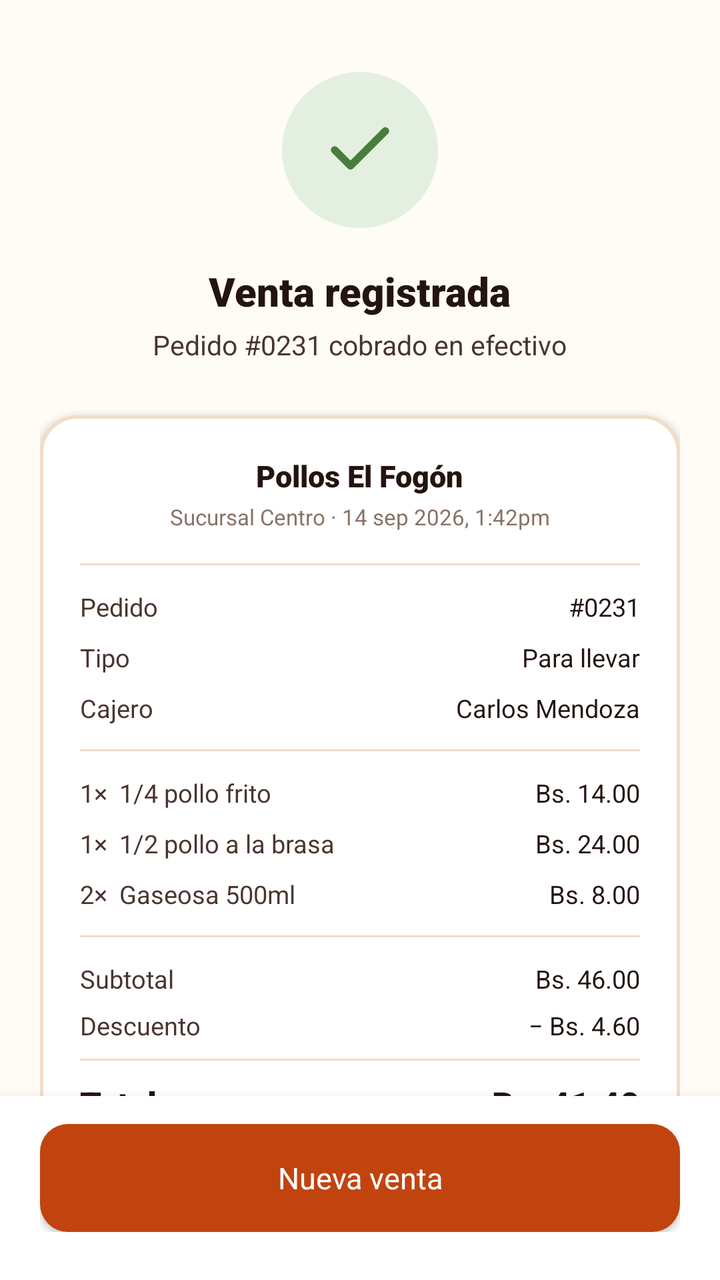
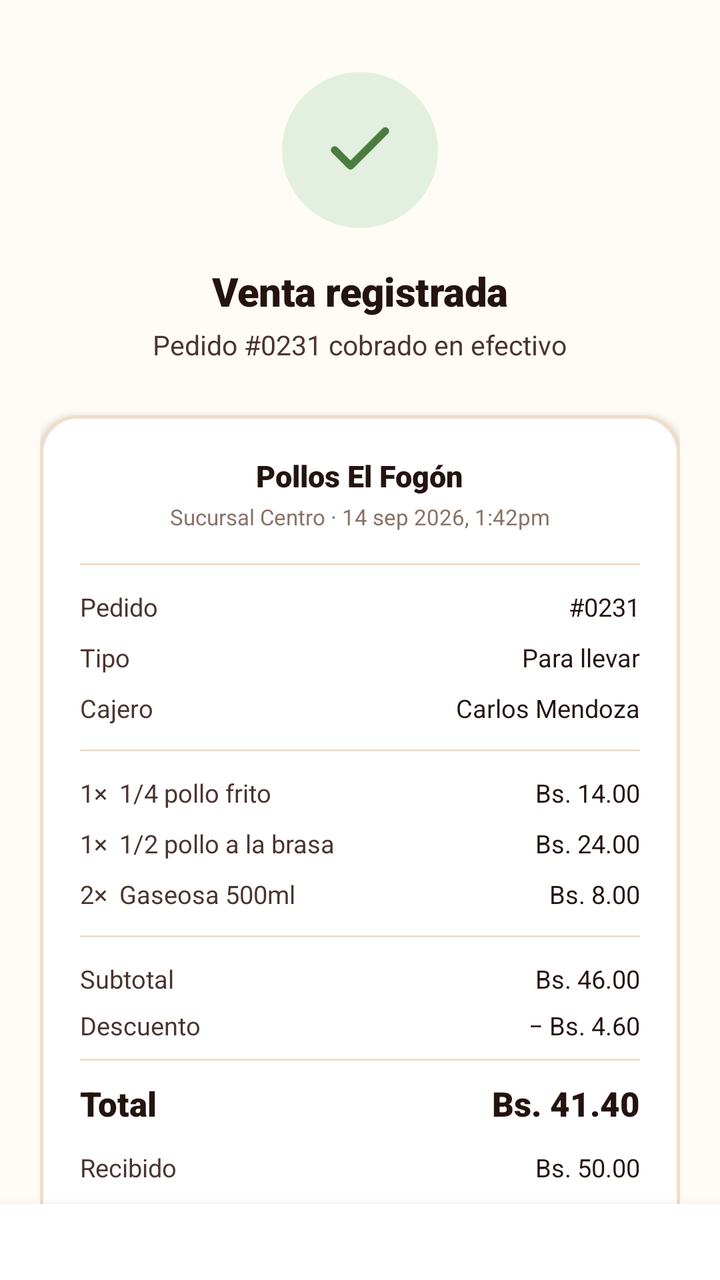

Screens rendered from an Android XML layout before and after an edit, with the pre-edit source and the edit as a unified diff.
<!-- AndroidManifest.xml: application theme Theme.Pollogithub -->
<!-- res/layout/activity_recibo.xml -->
<?xml version="1.0" encoding="utf-8"?>
<androidx.constraintlayout.widget.ConstraintLayout xmlns:android="http://schemas.android.com/apk/res/android"
    xmlns:app="http://schemas.android.com/apk/res-auto"
    xmlns:tools="http://schemas.android.com/tools"
    android:id="@+id/mainRecibo"
    android:layout_width="match_parent"
    android:layout_height="match_parent"
    android:background="@color/paper_50"
    tools:context=".ReciboActivity">

    
    <androidx.core.widget.NestedScrollView
        android:layout_width="match_parent"
        android:layout_height="0dp"
        android:clipToPadding="false"
        android:paddingBottom="20dp"
        app:layout_constraintBottom_toTopOf="@id/footerRecibo"
        app:layout_constraintTop_toTopOf="parent">

        <LinearLayout
            android:layout_width="match_parent"
            android:layout_height="wrap_content"
            android:gravity="center_horizontal"
            android:orientation="vertical"
            android:paddingHorizontal="20dp"
            android:paddingTop="36dp">

            
            <FrameLayout
                android:layout_width="78dp"
                android:layout_height="78dp"
                android:layout_marginBottom="18dp"
                android:background="@drawable/bg_check_circle">

                <ImageView
                    android:layout_width="38dp"
                    android:layout_height="38dp"
                    android:layout_gravity="center"
                    android:contentDescription="@string/title_receipt_success"
                    android:src="@drawable/ic_check_green" />
            </FrameLayout>

            
            <TextView
                android:id="@+id/tvTitleReceipt"
                android:layout_width="wrap_content"
                android:layout_height="wrap_content"
                android:fontFamily="sans-serif-black"
                android:text="@string/title_receipt_success"
                android:textColor="@color/char_900"
                android:textSize="20sp" />

            
            <TextView
                android:id="@+id/tvSubtitleReceipt"
                android:layout_width="wrap_content"
                android:layout_height="wrap_content"
                android:layout_marginTop="4dp"
                android:layout_marginBottom="26dp"
                android:fontFamily="sans-serif"
                android:text="Pedido #0231 cobrado en efectivo"
                android:textColor="@color/char_700"
                android:textSize="13.5sp" />

            
            <LinearLayout
                android:id="@+id/receiptCard"
                android:layout_width="match_parent"
                android:layout_height="wrap_content"
                android:background="@drawable/bg_receipt_card"
                android:elevation="2dp"
                android:orientation="vertical"
                android:padding="20dp">

                
                <LinearLayout
                    android:layout_width="match_parent"
                    android:layout_height="wrap_content"
                    android:gravity="center_horizontal"
                    android:orientation="vertical"
                    android:paddingBottom="16dp">

                    <TextView
                        android:id="@+id/tvReceiptBizName"
                        android:layout_width="wrap_content"
                        android:layout_height="wrap_content"
                        android:fontFamily="sans-serif-black"
                        android:text="@string/receipt_biz_name"
                        android:textColor="@color/char_900"
                        android:textSize="15sp" />

                    <TextView
                        android:id="@+id/tvReceiptMeta"
                        android:layout_width="wrap_content"
                        android:layout_height="wrap_content"
                        android:layout_marginTop="3dp"
                        android:fontFamily="sans-serif"
                        android:text="Sucursal Centro · 14 sep 2026, 1:42pm"
                        android:textColor="@color/char_400"
                        android:textSize="11sp" />
                </LinearLayout>

                <View
                    android:layout_width="match_parent"
                    android:layout_height="1dp"
                    android:background="@color/line_color" />

                
                <LinearLayout
                    android:layout_width="match_parent"
                    android:layout_height="wrap_content"
                    android:orientation="vertical"
                    android:paddingVertical="12dp">

                    <RelativeLayout
                        android:layout_width="match_parent"
                        android:layout_height="wrap_content"
                        android:layout_marginBottom="8dp">

                        <TextView
                            android:layout_width="wrap_content"
                            android:layout_height="wrap_content"
                            android:fontFamily="sans-serif"
                            android:text="@string/receipt_label_order"
                            android:textColor="@color/char_700"
                            android:textSize="12.5sp" />

                        <TextView
                            android:id="@+id/tvReceiptOrderNum"
                            android:layout_width="wrap_content"
                            android:layout_height="wrap_content"
                            android:layout_alignParentEnd="true"
                            android:fontFamily="sans-serif-bold"
                            android:text="#0231"
                            android:textColor="@color/char_900"
                            android:textSize="12.5sp" />
                    </RelativeLayout>

                    <RelativeLayout
                        android:layout_width="match_parent"
                        android:layout_height="wrap_content"
                        android:layout_marginBottom="8dp">

                        <TextView
                            android:layout_width="wrap_content"
                            android:layout_height="wrap_content"
                            android:fontFamily="sans-serif"
                            android:text="@string/receipt_label_type"
                            android:textColor="@color/char_700"
                            android:textSize="12.5sp" />

                        <TextView
                            android:id="@+id/tvReceiptOrderType"
                            android:layout_width="wrap_content"
                            android:layout_height="wrap_content"
                            android:layout_alignParentEnd="true"
                            android:fontFamily="sans-serif-bold"
                            android:text="@string/receipt_type_takeaway"
                            android:textColor="@color/char_900"
                            android:textSize="12.5sp" />
                    </RelativeLayout>

                    <RelativeLayout
                        android:layout_width="match_parent"
                        android:layout_height="wrap_content">

                        <TextView
                            android:layout_width="wrap_content"
                            android:layout_height="wrap_content"
                            android:fontFamily="sans-serif"
                            android:text="@string/receipt_label_cashier"
                            android:textColor="@color/char_700"
                            android:textSize="12.5sp" />

                        <TextView
                            android:id="@+id/tvReceiptCashier"
                            android:layout_width="wrap_content"
                            android:layout_height="wrap_content"
                            android:layout_alignParentEnd="true"
                            android:fontFamily="sans-serif-bold"
                            android:text="Carlos Mendoza"
                            android:textColor="@color/char_900"
                            android:textSize="12.5sp" />
                    </RelativeLayout>
                </LinearLayout>

                <View
                    android:layout_width="match_parent"
                    android:layout_height="1dp"
                    android:background="@color/line_color" />

                
                <LinearLayout
                    android:id="@+id/layoutReceiptItems"
                    android:layout_width="match_parent"
                    android:layout_height="wrap_content"
                    android:orientation="vertical"
                    android:paddingVertical="12dp">

                    <RelativeLayout
                        android:layout_width="match_parent"
                        android:layout_height="wrap_content"
                        android:layout_marginBottom="8dp">

                        <TextView
                            android:layout_width="wrap_content"
                            android:layout_height="wrap_content"
                            android:fontFamily="sans-serif"
                            android:text="1×  1/4 pollo frito"
                            android:textColor="@color/char_700"
                            android:textSize="12.5sp" />

                        <TextView
                            android:layout_width="wrap_content"
                            android:layout_height="wrap_content"
                            android:layout_alignParentEnd="true"
                            android:fontFamily="sans-serif-bold"
                            android:text="Bs. 14.00"
                            android:textColor="@color/char_900"
                            android:textSize="12.5sp" />
                    </RelativeLayout>

                    <RelativeLayout
                        android:layout_width="match_parent"
                        android:layout_height="wrap_content"
                        android:layout_marginBottom="8dp">

                        <TextView
                            android:layout_width="wrap_content"
                            android:layout_height="wrap_content"
                            android:fontFamily="sans-serif"
                            android:text="1×  1/2 pollo a la brasa"
                            android:textColor="@color/char_700"
                            android:textSize="12.5sp" />

                        <TextView
                            android:layout_width="wrap_content"
                            android:layout_height="wrap_content"
                            android:layout_alignParentEnd="true"
                            android:fontFamily="sans-serif-bold"
                            android:text="Bs. 24.00"
                            android:textColor="@color/char_900"
                            android:textSize="12.5sp" />
                    </RelativeLayout>

                    <RelativeLayout
                        android:layout_width="match_parent"
                        android:layout_height="wrap_content">

                        <TextView
                            android:layout_width="wrap_content"
                            android:layout_height="wrap_content"
                            android:fontFamily="sans-serif"
                            android:text="2×  Gaseosa 500ml"
                            android:textColor="@color/char_700"
                            android:textSize="12.5sp" />

                        <TextView
                            android:layout_width="wrap_content"
                            android:layout_height="wrap_content"
                            android:layout_alignParentEnd="true"
                            android:fontFamily="sans-serif-bold"
                            android:text="Bs. 8.00"
                            android:textColor="@color/char_900"
                            android:textSize="12.5sp" />
                    </RelativeLayout>
                </LinearLayout>

                <View
                    android:layout_width="match_parent"
                    android:layout_height="1dp"
                    android:background="@color/line_color" />

                
                <LinearLayout
                    android:layout_width="match_parent"
                    android:layout_height="wrap_content"
                    android:orientation="vertical"
                    android:paddingTop="12dp">

                    <RelativeLayout
                        android:layout_width="match_parent"
                        android:layout_height="wrap_content"
                        android:layout_marginBottom="6dp">

                        <TextView
                            android:layout_width="wrap_content"
                            android:layout_height="wrap_content"
                            android:fontFamily="sans-serif"
                            android:text="@string/receipt_label_subtotal"
                            android:textColor="@color/char_700"
                            android:textSize="12.5sp" />

                        <TextView
                            android:id="@+id/tvReceiptSubtotal"
                            android:layout_width="wrap_content"
                            android:layout_height="wrap_content"
                            android:layout_alignParentEnd="true"
                            android:fontFamily="sans-serif"
                            android:text="Bs. 46.00"
                            android:textColor="@color/char_900"
                            android:textSize="12.5sp" />
                    </RelativeLayout>

                    <RelativeLayout
                        android:layout_width="match_parent"
                        android:layout_height="wrap_content"
                        android:layout_marginBottom="8dp">

                        <TextView
                            android:layout_width="wrap_content"
                            android:layout_height="wrap_content"
                            android:fontFamily="sans-serif"
                            android:text="@string/receipt_label_discount"
                            android:textColor="@color/char_700"
                            android:textSize="12.5sp" />

                        <TextView
                            android:id="@+id/tvReceiptDiscount"
                            android:layout_width="wrap_content"
                            android:layout_height="wrap_content"
                            android:layout_alignParentEnd="true"
                            android:fontFamily="sans-serif"
                            android:text="− Bs. 4.60"
                            android:textColor="@color/char_900"
                            android:textSize="12.5sp" />
                    </RelativeLayout>

                    <View
                        android:layout_width="match_parent"
                        android:layout_height="1dp"
                        android:background="@color/line_color" />

                    
                    <RelativeLayout
                        android:layout_width="match_parent"
                        android:layout_height="wrap_content"
                        android:layout_marginTop="10dp"
                        android:layout_marginBottom="12dp">

                        <TextView
                            android:layout_width="wrap_content"
                            android:layout_height="wrap_content"
                            android:fontFamily="sans-serif-black"
                            android:text="@string/receipt_label_total"
                            android:textColor="@color/char_900"
                            android:textSize="17sp" />

                        <TextView
                            android:id="@+id/tvReceiptGrandTotal"
                            android:layout_width="wrap_content"
                            android:layout_height="wrap_content"
                            android:layout_alignParentEnd="true"
                            android:fontFamily="sans-serif-black"
                            android:text="Bs. 41.40"
                            android:textColor="@color/char_900"
                            android:textSize="17sp" />
                    </RelativeLayout>

                    <RelativeLayout
                        android:layout_width="match_parent"
                        android:layout_height="wrap_content"
                        android:layout_marginBottom="6dp">

                        <TextView
                            android:layout_width="wrap_content"
                            android:layout_height="wrap_content"
                            android:fontFamily="sans-serif"
                            android:text="@string/receipt_label_received"
                            android:textColor="@color/char_700"
                            android:textSize="12.5sp" />

                        <TextView
                            android:id="@+id/tvReceiptAmountReceived"
                            android:layout_width="wrap_content"
                            android:layout_height="wrap_content"
                            android:layout_alignParentEnd="true"
                            android:fontFamily="sans-serif"
                            android:text="Bs. 50.00"
                            android:textColor="@color/char_900"
                            android:textSize="12.5sp" />
                    </RelativeLayout>

                    <RelativeLayout
                        android:layout_width="match_parent"
                        android:layout_height="wrap_content">

                        <TextView
                            android:layout_width="wrap_content"
                            android:layout_height="wrap_content"
                            android:fontFamily="sans-serif"
                            android:text="@string/receipt_label_change"
                            android:textColor="@color/char_700"
                            android:textSize="12.5sp" />

                        <TextView
                            android:id="@+id/tvReceiptChange"
                            android:layout_width="wrap_content"
                            android:layout_height="wrap_content"
                            android:layout_alignParentEnd="true"
                            android:fontFamily="sans-serif"
                            android:text="Bs. 8.60"
                            android:textColor="@color/char_900"
                            android:textSize="12.5sp" />
                    </RelativeLayout>
                </LinearLayout>
            </LinearLayout>

            
            <LinearLayout
                android:layout_width="match_parent"
                android:layout_height="wrap_content"
                android:layout_marginTop="22dp"
                android:orientation="horizontal">

                <androidx.appcompat.widget.AppCompatButton
                    android:id="@+id/btnPrintReceipt"
                    android:layout_width="0dp"
                    android:layout_height="48dp"
                    android:layout_marginEnd="10dp"
                    android:layout_weight="1"
                    android:background="@drawable/bg_btn_outline"
                    android:drawableStart="@drawable/ic_printer"
                    android:drawablePadding="8dp"
                    android:fontFamily="sans-serif-bold"
                    android:paddingHorizontal="14dp"
                    android:text="@string/btn_print"
                    android:textAllCaps="false"
                    android:textColor="@color/char_700"
                    android:textSize="13.5sp" />

                <androidx.appcompat.widget.AppCompatButton
                    android:id="@+id/btnWhatsappReceipt"
                    android:layout_width="0dp"
                    android:layout_height="48dp"
                    android:layout_weight="1"
                    android:background="@drawable/bg_btn_outline"
                    android:drawableStart="@drawable/ic_whatsapp"
                    android:drawablePadding="8dp"
                    android:fontFamily="sans-serif-bold"
                    android:paddingHorizontal="14dp"
                    android:text="@string/btn_whatsapp"
                    android:textAllCaps="false"
                    android:textColor="@color/char_700"
                    android:textSize="13.5sp" />
            </LinearLayout>

        </LinearLayout>
    </androidx.core.widget.NestedScrollView>

    
    <FrameLayout
        android:id="@+id/footerRecibo"
        android:layout_width="match_parent"
        android:layout_height="wrap_content"
        android:background="@color/white"
        android:elevation="8dp"
        android:paddingHorizontal="20dp"
        android:paddingTop="14dp"
        android:paddingBottom="24dp"
        app:layout_constraintBottom_toBottomOf="parent"
        app:layout_constraintEnd_toEndOf="parent"
        app:layout_constraintStart_toStartOf="parent">

        <androidx.appcompat.widget.AppCompatButton
            android:id="@+id/btnNewSale"
            android:layout_width="match_parent"
            android:layout_height="54dp"
            android:background="@drawable/bg_button_primary"
            android:elevation="4dp"
            android:fontFamily="sans-serif-bold"
            android:text="@string/btn_new_sale"
            android:textAllCaps="false"
            android:textColor="@color/white"
            android:textSize="15sp" />
    </FrameLayout>

</androidx.constraintlayout.widget.ConstraintLayout>
<!-- resources referenced by this layout -->
<resources>
  <color name="char_400">#8A7266</color>
  <color name="char_700">#4A352E</color>
  <color name="char_900">#241410</color>
  <color name="line_color">#F0DDC9</color>
  <color name="paper_50">#FFFBF5</color>
  <color name="white">#FFFFFFFF</color>
  <string name="btn_new_sale">Nueva venta</string>
  <string name="btn_print">Imprimir</string>
  <string name="btn_whatsapp">Enviar WhatsApp</string>
  <string name="receipt_biz_name">Pollos El Fogón</string>
  <string name="receipt_label_cashier">Cajero</string>
  <string name="receipt_label_change">Vuelto</string>
  <string name="receipt_label_discount">Descuento</string>
  <string name="receipt_label_order">Pedido</string>
  <string name="receipt_label_received">Recibido</string>
  <string name="receipt_label_subtotal">Subtotal</string>
  <string name="receipt_label_total">Total</string>
  <string name="receipt_label_type">Tipo</string>
  <string name="receipt_type_takeaway">Para llevar</string>
  <color name="ember_600">#C1440E</color>
  <color name="ok_100">#E3F0DF</color>
  <color name="ember_100">#FFE4D1</color>
  <color name="ember_700">#9C2F0E</color>
  <!-- unchanged entries left out for length: 10 -->
</resources>

<!-- the commit's change to res/layout/activity_recibo.xml (unified diff, before → after) -->
@@ -43,24 +43,20 @@
             
             <TextView
                 android:id="@+id/tvTitleReceipt"
+                android:textAppearance="@style/TextAppearance.Pollo.Title.Large"
                 android:layout_width="wrap_content"
                 android:layout_height="wrap_content"
-                android:fontFamily="sans-serif-black"
-                android:text="@string/title_receipt_success"
-                android:textColor="@color/char_900"
-                android:textSize="20sp" />
+                android:text="@string/title_receipt_success" />
 
             
             <TextView
                 android:id="@+id/tvSubtitleReceipt"
+                android:textAppearance="@style/TextAppearance.Pollo.Subtitle.Emphasis"
                 android:layout_width="wrap_content"
                 android:layout_height="wrap_content"
-                android:layout_marginTop="4dp"
+                android:layout_marginTop="@dimen/spacing_xs"
                 android:layout_marginBottom="26dp"
-                android:fontFamily="sans-serif"
-                android:text="Pedido #0231 cobrado en efectivo"
-                android:textColor="@color/char_700"
-                android:textSize="13.5sp" />
+                android:text="Pedido #0231 cobrado en efectivo" />
 
             
             <LinearLayout
@@ -415,34 +411,22 @@
 
                 <androidx.appcompat.widget.AppCompatButton
                     android:id="@+id/btnPrintReceipt"
+                    style="@style/Widget.Pollo.Button.Outline"
                     android:layout_width="0dp"
-                    android:layout_height="48dp"
                     android:layout_marginEnd="10dp"
                     android:layout_weight="1"
-                    android:background="@drawable/bg_btn_outline"
                     android:drawableStart="@drawable/ic_printer"
                     android:drawablePadding="8dp"
-                    android:fontFamily="sans-serif-bold"
-                    android:paddingHorizontal="14dp"
-                    android:text="@string/btn_print"
-                    android:textAllCaps="false"
-                    android:textColor="@color/char_700"
-                    android:textSize="13.5sp" />
+                    android:text="@string/btn_print" />
 
                 <androidx.appcompat.widget.AppCompatButton
                     android:id="@+id/btnWhatsappReceipt"
+                    style="@style/Widget.Pollo.Button.Outline"
                     android:layout_width="0dp"
-                    android:layout_height="48dp"
                     android:layout_weight="1"
-                    android:background="@drawable/bg_btn_outline"
                     android:drawableStart="@drawable/ic_whatsapp"
                     android:drawablePadding="8dp"
-                    android:fontFamily="sans-serif-bold"
-                    android:paddingHorizontal="14dp"
-                    android:text="@string/btn_whatsapp"
-                    android:textAllCaps="false"
-                    android:textColor="@color/char_700"
-                    android:textSize="13.5sp" />
+                    android:text="@string/btn_whatsapp" />
             </LinearLayout>
 
         </LinearLayout>
@@ -464,15 +448,9 @@
 
         <androidx.appcompat.widget.AppCompatButton
             android:id="@+id/btnNewSale"
+            style="@style/Widget.Pollo.Button.Primary.Hero"
             android:layout_width="match_parent"
-            android:layout_height="54dp"
-            android:background="@drawable/bg_button_primary"
-            android:elevation="4dp"
-            android:fontFamily="sans-serif-bold"
-            android:text="@string/btn_new_sale"
-            android:textAllCaps="false"
-            android:textColor="@color/white"
-            android:textSize="15sp" />
+            android:text="@string/btn_new_sale" />
     </FrameLayout>
 
 </androidx.constraintlayout.widget.ConstraintLayout>
<!-- resource entries referenced after the edit -->
@@ -6,6 +6,7 @@
   <color name="line_color">#F0DDC9</color>
   <color name="paper_50">#FFFBF5</color>
   <color name="white">#FFFFFFFF</color>
+  <dimen name="spacing_xs">4dp</dimen>
   <string name="btn_new_sale">Nueva venta</string>
   <string name="btn_print">Imprimir</string>
   <string name="btn_whatsapp">Enviar WhatsApp</string>
@@ -19,8 +20,56 @@
   <string name="receipt_label_total">Total</string>
   <string name="receipt_label_type">Tipo</string>
   <string name="receipt_type_takeaway">Para llevar</string>
+  <style name="TextAppearance.Pollo.Subtitle.Emphasis" parent="TextAppearance.Pollo">
+          <item name="android:fontFamily">sans-serif</item>
+          <item name="android:textColor">@color/char_700</item>
+          <item name="android:textSize">@dimen/text_size_body</item>
+      </style>
+  <style name="TextAppearance.Pollo.Title.Large" parent="TextAppearance.Pollo.Title">
+          <item name="android:fontFamily">sans-serif-black</item>
+          <item name="android:textColor">@color/char_900</item>
+          <item name="android:textSize">@dimen/text_size_title_large</item>
+          <item name="android:letterSpacing">-0.01</item>
+      </style>
+  <style name="Widget.Pollo.Button.Outline" parent="Widget.Pollo.Button">
+          <item name="android:background">@drawable/bg_btn_outline</item>
+          <item name="android:fontFamily">sans-serif-bold</item>
+          <item name="android:textColor">@color/char_700</item>
+          <item name="android:textSize">@dimen/text_size_btn_medium</item>
+          <item name="android:textAllCaps">false</item>
+          <item name="android:paddingHorizontal">@dimen/spacing_l</item>
+          <item name="android:minHeight">@dimen/btn_height_primary</item>
+          <item name="android:stateListAnimator">@null</item>
+      </style>
+  <style name="Widget.Pollo.Button.Primary.Hero" parent="Widget.Pollo.Button.Primary">
+          <item name="android:minHeight">@dimen/btn_height_hero</item>
+          <item name="android:textSize">15.5sp</item>
+          <item name="android:elevation">@dimen/elevation_medium</item>
+      </style>
   <color name="ember_600">#C1440E</color>
   <color name="ok_100">#E3F0DF</color>
+  <style name="TextAppearance.Pollo" parent="android:TextAppearance" />
+  <dimen name="text_size_body">13.5sp</dimen>
+  <style name="TextAppearance.Pollo.Title" parent="TextAppearance.Pollo" />
+  <dimen name="text_size_title_large">20sp</dimen>
+  <style name="Widget.Pollo.Button" parent="Widget.AppCompat.Button" />
+  <dimen name="text_size_btn_medium">13.5sp</dimen>
+  <dimen name="spacing_l">16dp</dimen>
+  <dimen name="btn_height_primary">52dp</dimen>
+  <style name="Widget.Pollo.Button.Primary" parent="Widget.Pollo.Button">
+          <item name="android:background">@drawable/bg_button_primary</item>
+          <item name="android:fontFamily">sans-serif-bold</item>
+          <item name="android:textColor">@color/white</item>
+          <item name="android:textSize">@dimen/text_size_btn_primary</item>
+          <item name="android:textAllCaps">false</item>
+          <item name="android:paddingHorizontal">@dimen/spacing_xl</item>
+          <item name="android:minHeight">@dimen/btn_height_primary</item>
+          <item name="android:stateListAnimator">@null</item>
+      </style>
+  <dimen name="btn_height_hero">54dp</dimen>
+  <dimen name="elevation_medium">4dp</dimen>
+  <dimen name="text_size_btn_primary">15sp</dimen>
+  <dimen name="spacing_xl">20dp</dimen>
   <color name="ember_100">#FFE4D1</color>
   <color name="ember_700">#9C2F0E</color>
   <!-- unchanged entries left out for length: 10 -->
